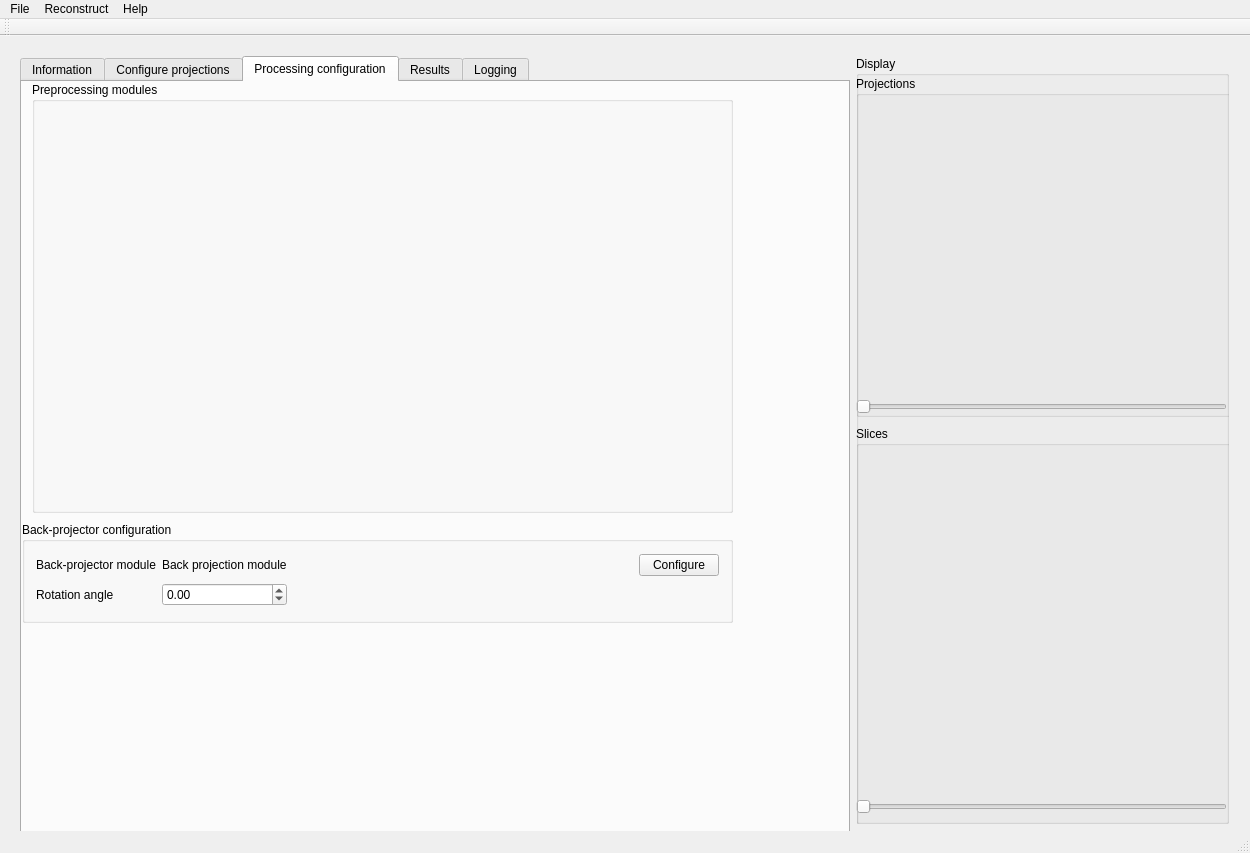
This is src/muhrec3/muhrecmainwindow.ui in neutronimaging/imagingsuite as Qt 5 draws it before an edit. The edited form follows.
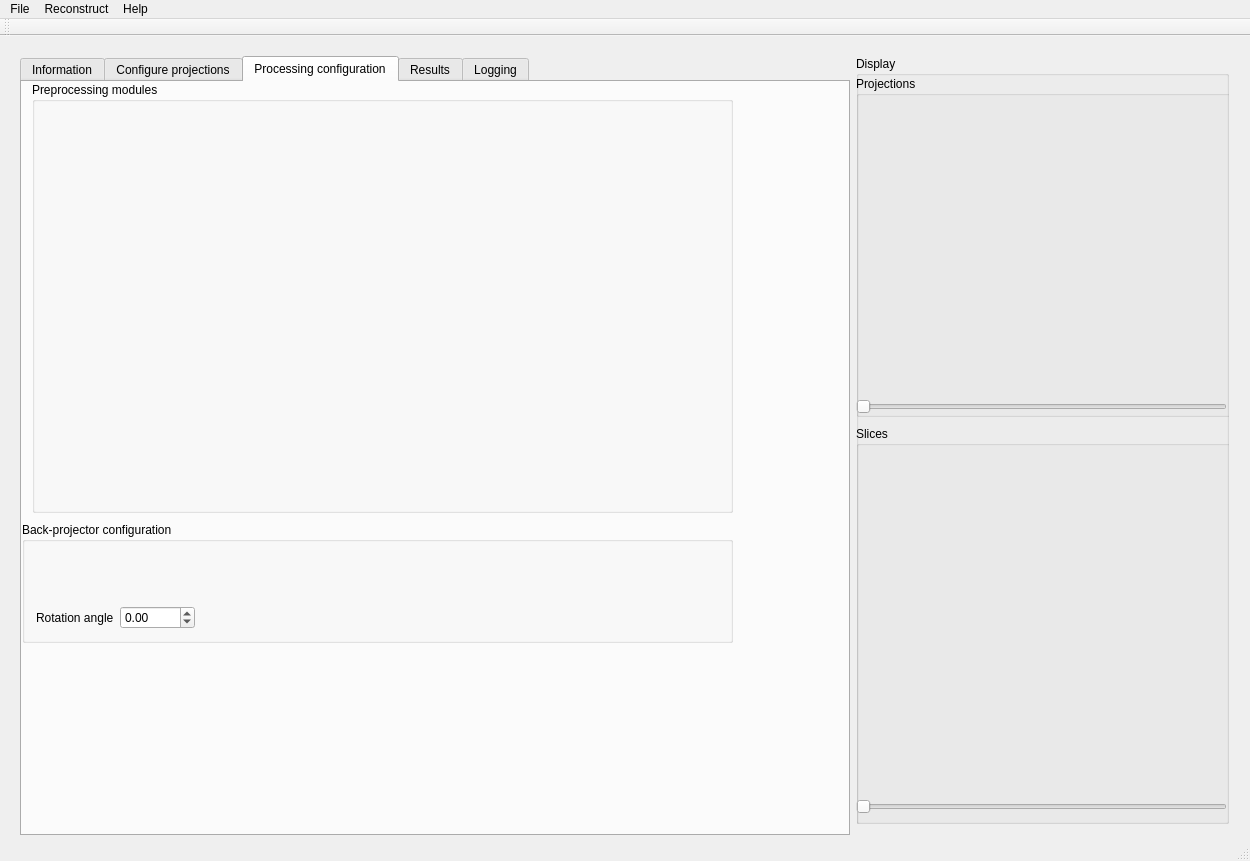
This is the edited form. The open tabs and pages were chosen to show the change. Custom widgets are drawn as their Qt base class.

Commit message: implemented slice browser, matrix roi still instable

The edit to the form file:
```diff
--- a/src/muhrec3/muhrecmainwindow.ui
+++ b/src/muhrec3/muhrecmainwindow.ui
@@ -7,7 +7,7 @@
     <x>0</x>
     <y>0</y>
     <width>1250</width>
-    <height>853</height>
+    <height>861</height>
    </rect>
   </property>
   <property name="windowTitle">
@@ -899,27 +899,13 @@
            <x>0</x>
            <y>440</y>
            <width>711</width>
-           <height>101</height>
+           <height>121</height>
           </rect>
          </property>
          <property name="title">
           <string>Back-projector configuration</string>
          </property>
          <layout class="QGridLayout" name="gridLayout_5">
-          <item row="0" column="0">
-           <widget class="QLabel" name="label_38">
-            <property name="text">
-             <string>Back-projector module</string>
-            </property>
-           </widget>
-          </item>
-          <item row="0" column="3">
-           <widget class="QPushButton" name="buttonConfigureBackProjector">
-            <property name="text">
-             <string>Configure</string>
-            </property>
-           </widget>
-          </item>
           <item row="1" column="0">
            <widget class="QLabel" name="label_39">
             <property name="text">
@@ -953,12 +939,8 @@
             </property>
            </spacer>
           </item>
-          <item row="0" column="1">
-           <widget class="QLabel" name="labelBackProjectorName">
-            <property name="text">
-             <string>Back projection module</string>
-            </property>
-           </widget>
+          <item row="0" column="0" colspan="3">
+           <widget class="SingleModuleConfiguratorWidget" name="ConfiguratorBackProj" native="true"/>
           </item>
          </layout>
         </widget>
@@ -1544,6 +1526,12 @@
    <header>qtlogviewer.h</header>
    <container>1</container>
   </customwidget>
+  <customwidget>
+   <class>SingleModuleConfiguratorWidget</class>
+   <extends>QWidget</extends>
+   <header location="global">singlemoduleconfiguratorwidget.h</header>
+   <container>1</container>
+  </customwidget>
  </customwidgets>
  <resources/>
  <connections/>
```
Left out of the diff: 27 changed lines with no effect on the pictures. The commit also changes 2 other files.
